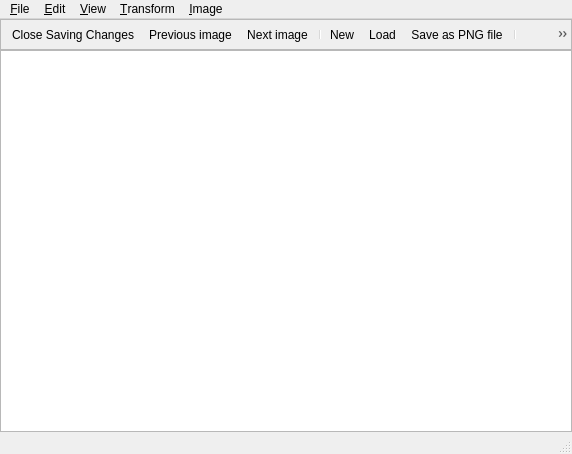
Qt form dialogs/imageeditordialog.ui (0xFEEDC0DE64/QtGameMaker) before a commit.
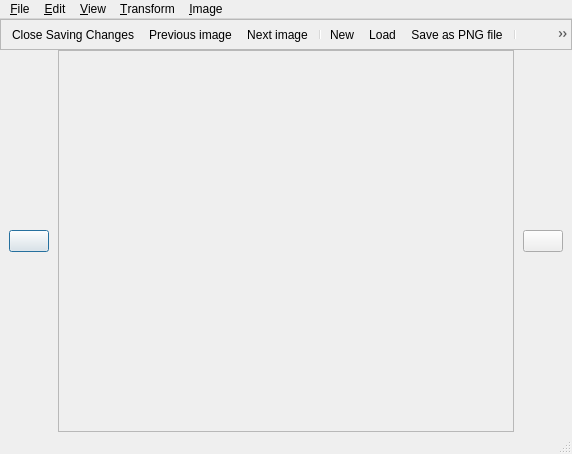
The same form after that commit. Icons and pictures are not drawn. Custom widgets are drawn as their Qt base class.

What changed in the file:
```diff
--- a/dialogs/imageeditordialog.ui
+++ b/dialogs/imageeditordialog.ui
@@ -135,7 +135,40 @@
     </widget>
    </item>
    <item>
-    <widget class="QGraphicsView" name="graphicsView"/>
+    <layout class="QHBoxLayout">
+     <item>
+      <widget class="QWidget">
+       <layout class="QVBoxLayout">
+        <item>
+         <widget class="QPushButton" />
+        </item>
+       </layout>
+      </widget>
+     </item>
+     <item>
+    <widget class="QScrollArea" name="scrollArea">
+     <widget class="DrawingCanvasWidget" name="canvas">
+      <property name="geometry">
+       <rect>
+        <x>0</x>
+        <y>0</y>
+        <width>0</width>
+        <height>0</height>
+       </rect>
+      </property>
+     </widget>
+    </widget>
+     </item>
+     <item>
+      <widget class="QWidget">
+       <layout class="QVBoxLayout">
+        <item>
+         <widget class="QPushButton" />
+        </item>
+       </layout>
+      </widget>
+     </item>
+    </layout>
    </item>
    <item>
     <widget class="QStatusBar" name="statusBar"/>
@@ -264,6 +297,13 @@
    </property>
   </action>
  </widget>
+ <customwidgets>
+  <customwidget>
+   <class>DrawingCanvasWidget</class>
+   <extends>QWidget</extends>
+   <header>drawingcanvaswidget.h</header>
+  </customwidget>
+ </customwidgets>
  <resources>
   <include location="../resources.qrc"/>
  </resources>
```
Left out of the diff: 39 changed lines with no effect on the pictures.
